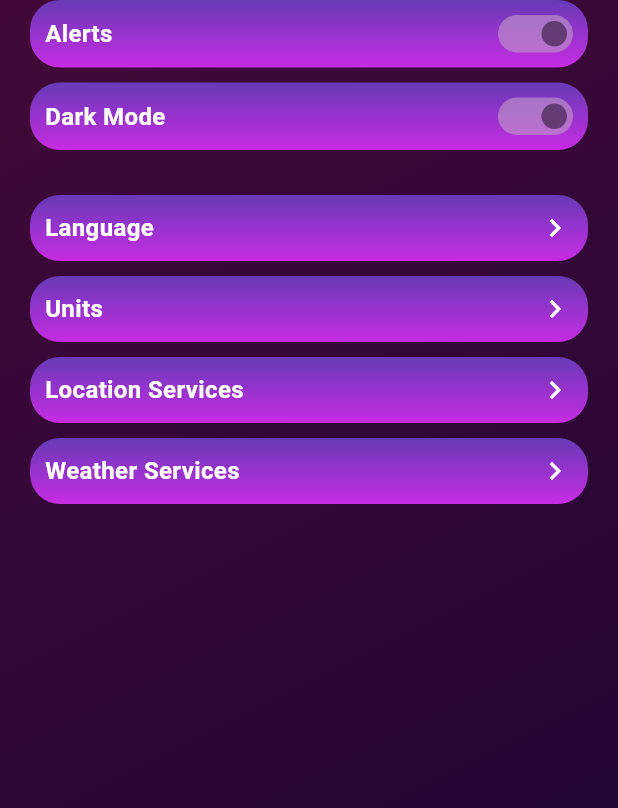
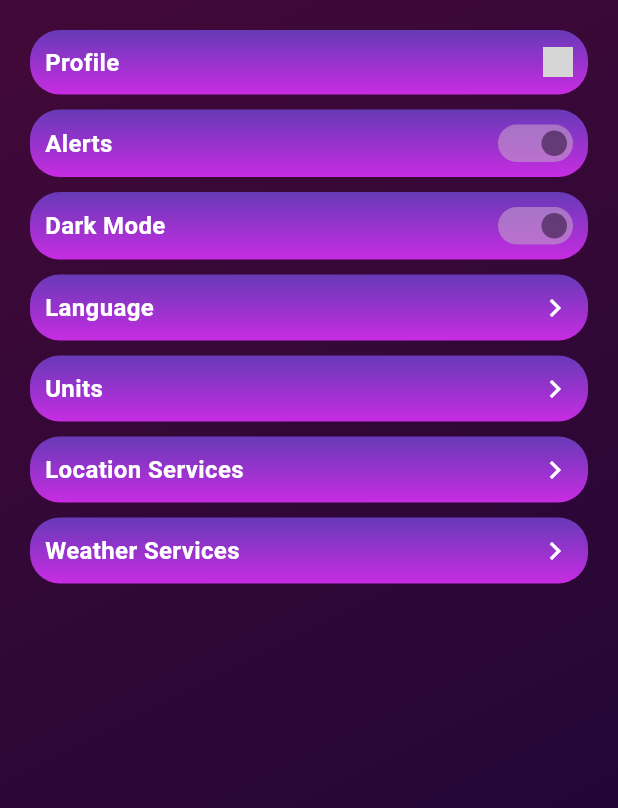
Before and after one commit to AdriaPm/WeatherTune_App, a Flutter app: the SettingsPage screen opened by its route, on a phone screen of 412 x 824 dp. Shown: the top 808 px of the screen. Run offline on Flutter 3.47's test engine with Material 3 defaults, Android fonts, the phone set to English and light mode, and no system bars; our stand-ins replace bloc, dots_indicator, equatable, firebase_auth, firebase_core, flutter_bloc and 3 more; accounts and stored records are empty; grey boxes are pictures that could not be loaded.

Commit message:
Added profile button, not fully functional yet

```diff
--- /dev/null
+++ b/weather_tune/lib/components/login_page/profile_picture.dart
@@ -0,0 +1,37 @@
+import 'package:flutter/material.dart';
+
+class ProfilePicture extends StatelessWidget {
+  String? imagePath;
+  double size;
+
+  ProfilePicture({super.key, required this.size, this.imagePath});
+  @override
+  Widget build(BuildContext context) {
+    return Container(
+        width: size,
+        height: size,
+        decoration: BoxDecoration(borderRadius: BorderRadius.circular(size)),
+        child: Image(
+            image: AssetImage(imagePath ?? "assets/images/DarkModeDefault.png"),
+            fit: BoxFit.cover));
+  }
+}
+
+class ChangeProfilePicture extends StatefulWidget {
+  String? newImagePath;
+  ProfilePicture picture;
+
+  ChangeProfilePicture({super.key, required this.picture});
+  @override
+  State<ChangeProfilePicture> createState() => _ChangeProfilePictureState();
+}
+
+class _ChangeProfilePictureState extends State<ChangeProfilePicture> {
+  @override
+  Widget build(BuildContext context) {
+    return GestureDetector(
+      onTap: () {},
+      child: widget.picture,
+    );
+  }
+}
--- a/weather_tune/lib/pages/settings_page.dart
+++ b/weather_tune/lib/pages/settings_page.dart
@@ -1,6 +1,7 @@
 import 'package:flutter/material.dart';
 import 'package:weather_tune/components/login_page/dropdown_button.dart';
 import 'package:weather_tune/components/login_page/on_off_slider.dart';
+import 'package:weather_tune/components/login_page/profile_picture.dart';
 
 class SettingsPage extends StatelessWidget {
   const SettingsPage({super.key});
@@ -23,6 +24,11 @@ class SettingsPage extends StatelessWidget {
         child: Center(
           child: Column(
             children: [
+              SizedBox(height: margins * 2),
+              ProfileButton(
+                widgetWidth: MediaQuery.sizeOf(context).width - 40,
+              ),
+              SizedBox(height: margins),
               SliderButton(
                 widgetWidth: MediaQuery.sizeOf(context).width - 40,
                 title: "Alerts",
@@ -33,7 +39,6 @@ class SettingsPage extends StatelessWidget {
                 title: "Dark Mode",
               ),
               SizedBox(height: margins),
-              SizedBox(height: margins * 2),
               LanguageSelector(english_active: true, spanish_active: false),
               SizedBox(height: margins),
               UnitSelector(c_active: true, f_active: false, k_active: false),
@@ -219,3 +224,45 @@ class _UnitSelectorState extends State<UnitSelector> {
             )));
   }
 }
+
+class ProfileButton extends StatefulWidget {
+  final double widgetWidth;
+  const ProfileButton({super.key, required this.widgetWidth});
+
+  @override
+  State<ProfileButton> createState() => _ProfileButtonState();
+}
+
+class _ProfileButtonState extends State<ProfileButton> {
+  @override
+  Widget build(BuildContext context) {
+    return GestureDetector(
+      onTap: () {
+        //Ir a la pagina de perfil
+      },
+      child: Container(
+        padding: const EdgeInsets.all(10),
+        width: widget.widgetWidth,
+        decoration: BoxDecoration(
+          borderRadius: BorderRadius.circular(20),
+          gradient: const LinearGradient(
+            begin: Alignment.topCenter,
+            end: Alignment.bottomCenter,
+            colors: [Colors.deepPurple, Color.fromARGB(255, 199, 44, 226)],
+          ),
+        ),
+        child: Row(
+          mainAxisAlignment: MainAxisAlignment.spaceBetween,
+          children: [
+            const Text("Profile",
+                style: TextStyle(
+                    color: Colors.white,
+                    fontSize: 16,
+                    fontWeight: FontWeight.bold)),
+            ProfilePicture(size: 20),
+          ],
+        ),
+      ),
+    );
+  }
+}
--- a/weather_tune/pubspec.yaml
+++ b/weather_tune/pubspec.yaml
@@ -76,6 +76,8 @@ flutter:
   assets:
     - images/background.jpeg
     - images/registerbackground.jpg
+    - images/DarkModeDefault.png
+    - images/LightModeDefault.png
     - images/WeatherTuneLogo_ORIGINAL.png
     - images/WeatherTuneLogo_BIG.png
     - images/WeatherTuneLogo_MEDIUM.png
```
Also changed, not shown: weather_tune/lib/pages/profile_page.dart (+55 -19 lines), weather_tune/images/DarkModeDefault.png (added), weather_tune/images/LightModeDefault.png (added).
